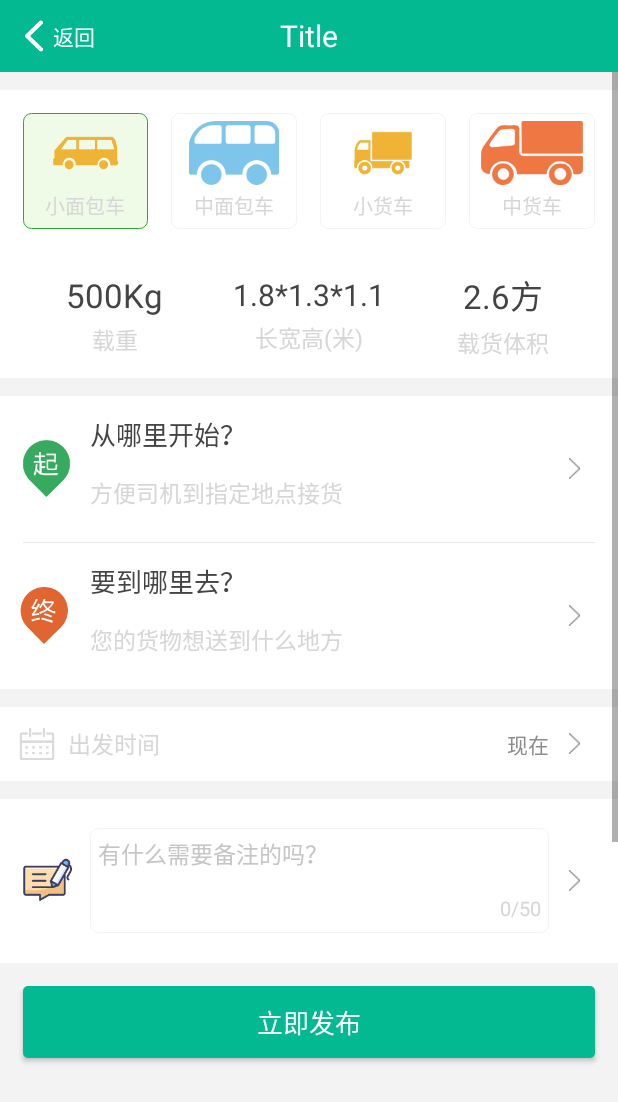
After one commit to chenbocqu/EasyerFarmer, an Android app: the layout activity_trans_publish.xml on its own in the app's theme, with its tools: preview values and no code run, on a phone screen of 412 x 824 dp. The commit adds this screen. Shown: the top 1102 px of the screen. Run offline under Robolectric (Android 15) with nearby library versions, the phone set to English and light mode, and no system bars.

Commit message:
发布货运

```diff
--- a/app/src/main/AndroidManifest.xml
+++ b/app/src/main/AndroidManifest.xml
@@ -153,6 +153,10 @@
             android:name=".ui.homepage.PublishActivity"
             android:screenOrientation="portrait" />
 
+        <activity
+            android:name=".ui.homepage.TransPublishActivity"
+            android:screenOrientation="portrait" />
+
         <!-- 设置环信应用的AppKey -->
         <meta-data
             android:name="EASEMOB_APPKEY"
--- a/app/src/main/java/com/cqu/stuexpress/ui/homepage/HomepageFragment.java
+++ b/app/src/main/java/com/cqu/stuexpress/ui/homepage/HomepageFragment.java
@@ -125,15 +125,19 @@ public class HomepageFragment extends FragmentWithOnResume implements View.OnCli
     @Override
     public void onClick(View v) {
         switch (v.getId()) {
+
             case R.id.ll_express_take:
                 myTool.startActivity(PublishActivity.class);
                 break;
+
             case R.id.ll_other_task:
                 myTool.startActivity(OtherTaskActivity.class);
                 break;
+
             case R.id.ll_send:
-                myTool.startActivity(ExpressSendActivity.class);
+                myTool.startActivity(TransPublishActivity.class);
                 break;
+
             case R.id.ll_return:
                 myTool.startActivity(BookReturnActivity.class);
                 break;
--- /dev/null
+++ b/app/src/main/java/com/cqu/stuexpress/ui/homepage/TransPublishActivity.java
@@ -0,0 +1,110 @@
+package com.cqu.stuexpress.ui.homepage;
+
+
+import android.content.Intent;
+import android.view.View;
+import android.widget.EditText;
+import android.widget.TextView;
+
+import com.cqu.stuexpress.R;
+import com.cqu.stuexpress.ui.base.TitleBarActivity;
+import com.cqu.stuexpress.utils.TextUtils;
+
+
+public class TransPublishActivity extends TitleBarActivity {
+
+    int llItemIds[] = {
+            R.id.ll_express_take,
+            R.id.ll_express_send,
+            R.id.ll_book_return,
+            R.id.ll_other_task,
+    };
+
+    String types[] = {
+            "小面包车", "中面包车", "小货车", "中货车"
+    };
+
+    String weights[] = {
+            "500公斤", "1吨", "1吨", "1.5吨"
+    };
+
+    String ckgs[] = {
+            "1.8*1.3*1.1", "2.7*1.4*1.2", "2.7*1.5*1.7", "4.2*1.8*1.8"
+    };
+    String volumes[] = {
+            "2.6方", "4.5方", "6.9方", "13.6方"
+    };
+
+    String type = types[0];
+
+    @Override
+    public String getUITitle() {
+        return "发布货运";
+    }
+
+    @Override
+    protected int getContentView() {
+        return R.layout.activity_trans_publish;
+    }
+
+    EditText edtMark;
+    TextView tvCnt;
+    int maxLen = 50;
+
+    @Override
+    public void init() {
+        // 注册点击事件
+        for (int llItemId : llItemIds) registerClickListener(llItemId);
+
+        registerClickListener(R.id.rl_from);
+        registerClickListener(R.id.rl_to);
+        edtMark = (EditText) findViewById(R.id.edt_mark);
+        tvCnt = (TextView) findViewById(R.id.tv_cnt);
+
+        TextUtils.with(this).restrictTextLenth(edtMark, maxLen, "最长不超过" + maxLen + "个字。", tvCnt);
+    }
+
+    @Override
+    public void onClick(View v) {
+        super.onClick(v);
+
+        for (int i = 0; i < llItemIds.length; i++) {
+            if (v.getId() == llItemIds[i])
+                choose(i);
+        }
+    }
+
+    private void choose(int index) {
+        resetView();
+        selected(index);
+    }
+
+
+    // unselect all
+    void resetView() {
+        for (int index = 0; index < llItemIds.length; index++)
+            unSelectView(index);
+    }
+
+    void selected(int i) {
+
+        View v = findViewById(llItemIds[i]);
+
+        if (v == null) return;
+
+        v.setBackgroundResource(R.drawable.item_selected);
+
+        // 选择类型
+        type = types[i];
+
+        setText(R.id.tv_weight, weights[i]);
+        setText(R.id.tv_chang, ckgs[i]);
+        setText(R.id.tv_volume, volumes[i]);
+    }
+
+    void unSelectView(int i) {
+        View v = findViewById(llItemIds[i]);
+        if (v == null) return;
+        v.setBackgroundResource(R.drawable.item_unselected);
+    }
+}
--- /dev/null
+++ b/app/src/main/res/layout/activity_trans_publish.xml
@@ -0,0 +1,378 @@
+<?xml version="1.0" encoding="utf-8"?>
+<LinearLayout xmlns:android="http://schemas.android.com/apk/res/android"
+    android:layout_width="match_parent"
+    android:layout_height="match_parent"
+    android:background="@color/bg_gray"
+    android:orientation="vertical">
+
+    <include layout="@layout/titlebar" />
+
+    <ScrollView
+        android:layout_width="match_parent"
+        android:layout_height="match_parent">
+
+        <LinearLayout
+            android:layout_width="match_parent"
+            android:layout_height="match_parent"
+            android:orientation="vertical">
+
+            <!--调整高度为1/4-->
+            <LinearLayout
+                style="@style/MenuGroupWrapper"
+                android:layout_width="match_parent"
+                android:layout_height="108dp"
+                android:orientation="horizontal"
+                android:padding="@dimen/padding_normal">
+
+                <LinearLayout
+                    android:id="@+id/ll_express_take"
+                    android:layout_width="0dp"
+                    android:layout_height="match_parent"
+                    android:layout_weight="1"
+                    android:background="@drawable/item_selected"
+                    android:gravity="center"
+                    android:orientation="vertical"
+                    android:padding="@dimen/padding_small">
+
+                    <ImageView
+                        android:layout_width="match_parent"
+                        android:layout_height="0dp"
+                        android:layout_weight="1"
+                        android:src="@drawable/minibus_small" />
+
+                    <TextView
+                        style="@style/MyText.Small"
+                        android:layout_marginTop="@dimen/margin_small"
+                        android:text="小面包车" />
+
+                </LinearLayout>
+
+                <LinearLayout
+                    android:id="@+id/ll_express_send"
+                    android:layout_width="0dp"
+                    android:layout_height="match_parent"
+                    android:layout_marginLeft="@dimen/itemMargin"
+                    android:layout_weight="1"
+                    android:background="@drawable/item_unselected"
+                    android:gravity="center"
+                    android:orientation="vertical"
+                    android:padding="@dimen/padding_small">
+
+                    <ImageView
+                        android:layout_width="match_parent"
+                        android:layout_height="0dp"
+                        android:layout_weight="1"
+                        android:src="@drawable/minibus_big" />
+
+                    <TextView
+                        style="@style/MyText.Small"
+                        android:layout_marginTop="@dimen/margin_small"
+                        android:text="中面包车" />
+
+                </LinearLayout>
+
+                <LinearLayout
+                    android:id="@+id/ll_book_return"
+                    android:layout_width="0dp"
+                    android:layout_height="match_parent"
+                    android:layout_marginLeft="@dimen/itemMargin"
+                    android:layout_weight="1"
+                    android:background="@drawable/item_unselected"
+                    android:gravity="center"
+                    android:orientation="vertical"
+                    android:padding="@dimen/padding_small">
+
+                    <ImageView
+                        android:layout_width="match_parent"
+                        android:layout_height="0dp"
+                        android:layout_weight="1"
+                        android:src="@drawable/truck_small" />
+
+                    <TextView
+                        style="@style/MyText.Small"
+                        android:layout_marginTop="@dimen/margin_small"
+                        android:text="小货车" />
+
+                </LinearLayout>
+
+                <LinearLayout
+                    android:id="@+id/ll_other_task"
+                    android:layout_width="0dp"
+                    android:layout_height="match_parent"
+                    android:layout_marginLeft="@dimen/itemMargin"
+                    android:layout_weight="1"
+                    android:background="@drawable/item_unselected"
+                    android:gravity="center"
+                    android:orientation="vertical"
+                    android:padding="@dimen/padding_small">
+
+                    <ImageView
+                        android:layout_width="match_parent"
+                        android:layout_height="0dp"
+                        android:layout_weight="1"
+                        android:src="@drawable/truck_mid" />
+
+                    <TextView
+                        android:id="@+id/tv_other"
+                        style="@style/MyText.Small"
+                        android:layout_marginTop="@dimen/margin_small"
+                        android:text="中货车" />
+                </LinearLayout>
+            </LinearLayout>
+
+            <LinearLayout
+                style="@style/MenuWrapper"
+                android:orientation="horizontal">
+
+                <LinearLayout
+                    android:layout_width="0dp"
+                    android:layout_height="match_parent"
+                    android:layout_weight="1"
+                    android:gravity="center"
+                    android:orientation="vertical">
+
+                    <TextView
+                        android:id="@+id/tv_weight"
+                        style="@style/MyText.Large.Black"
+                        android:text="500Kg"
+                        android:textSize="22sp" />
+
+                    <TextView
+                        style="@style/MyText"
+                        android:layout_marginTop="@dimen/margin_small"
+                        android:text="载重" />
+
+                </LinearLayout>
+
+                <LinearLayout
+                    android:layout_width="0dp"
+                    android:layout_height="match_parent"
+                    android:layout_weight="1"
+                    android:gravity="center"
+                    android:orientation="vertical">
+
+                    <TextView
+                        android:id="@+id/tv_chang"
+                        style="@style/MyText.Large.Black"
+                        android:text="1.8*1.3*1.1"
+                        android:textSize="20sp" />
+
+                    <TextView
+                        style="@style/MyText"
+                        android:layout_marginTop="@dimen/margin_small"
+                        android:text="长宽高(米)" />
+
+                </LinearLayout>
+
+                <LinearLayout
+                    android:layout_width="0dp"
+                    android:layout_height="match_parent"
+                    android:layout_weight="1"
+                    android:gravity="center"
+                    android:orientation="vertical">
+
+                    <TextView
+                        android:id="@+id/tv_volume"
+                        style="@style/MyText.Large.Black"
+                        android:text="2.6方"
+                        android:textSize="22sp" />
+
+                    <TextView
+                        style="@style/MyText"
+                        android:layout_marginTop="@dimen/margin_small"
+                        android:text="载货体积" />
+
+                </LinearLayout>
+
+            </LinearLayout>
+
+            <LinearLayout style="@style/MenuGroupWrapper">
+
+                <RelativeLayout
+                    android:id="@+id/rl_from"
+                    style="@style/MenuWrapper">
+
+                    <ImageView
+                        android:id="@+id/iv_take_info"
+                        style="@style/Icon"
+                        android:layout_width="38dp"
+                        android:layout_height="38dp"
+                        android:src="@drawable/start_point" />
+
+
+                    <ImageView
+                        android:id="@+id/iv_takeinfo_arrow"
+                        style="@style/ArrowRight" />
+
+                    <LinearLayout
+                        android:layout_width="match_parent"
+                        android:layout_height="wrap_content"
+                        android:layout_centerVertical="true"
+                        android:layout_marginLeft="10dp"
+                        android:layout_marginRight="10dp"
+                        android:layout_toLeftOf="@id/iv_takeinfo_arrow"
+                        android:layout_toRightOf="@id/iv_take_info"
+                        android:orientation="vertical">
+
+                        <TextView
+                            android:id="@+id/tv_start_loc"
+                            style="@style/MyText.Large.Black"
+                            android:text="从哪里开始？" />
+
+                        <TextView
+                            android:id="@+id/tv_start_time"
+                            style="@style/MyText"
+                            android:layout_marginTop="5dp"
+                            android:ellipsize="end"
+                            android:gravity="center|left"
+                            android:lines="2"
+                            android:text="方便司机到指定地点接货" />
+                    </LinearLayout>
+
+
+                </RelativeLayout>
+
+                <View style="@style/SplitLine.WithMargin" />
+
+                <RelativeLayout
+                    android:id="@+id/rl_to"
+                    style="@style/MenuWrapper">
+
+                    <ImageView
+                        android:id="@+id/iv_dest"
+                        style="@style/Icon"
+                        android:layout_width="38dp"
+                        android:layout_height="38dp"
+                        android:src="@drawable/end_point" />
+
+                    <ImageView
+                        android:id="@+id/iv_dest_arrow"
+                        style="@style/ArrowRight" />
+
+                    <LinearLayout
+                        android:layout_width="match_parent"
+                        android:layout_height="wrap_content"
+                        android:layout_centerVertical="true"
+                        android:layout_marginLeft="10dp"
+                        android:layout_marginRight="10dp"
+                        android:layout_toLeftOf="@id/iv_dest_arrow"
+                        android:layout_toRightOf="@id/iv_dest"
+                        android:orientation="vertical">
+
+                        <TextView
+                            android:id="@+id/tv_to_loc"
+                            style="@style/MyText.Large.Black"
+                            android:text="要到哪里去？" />
+
+                        <TextView
+                            android:id="@+id/tv_to_time"
+                            style="@style/MyText"
+                            android:layout_marginTop="5dp"
+                            android:ellipsize="end"
+                            android:gravity="center|left"
+                            android:lines="2"
+                            android:text="您的货物想送到什么地方" />
+                    </LinearLayout>
+                </RelativeLayout>
+            </LinearLayout>
+
+            <RelativeLayout
+                android:id="@+id/rl_predict_time"
+                style="@style/MenuWrapper"
+                android:layout_marginTop="@dimen/menuMargin">
+
+                <ImageView
+                    android:id="@+id/iv_comquestion"
+                    style="@style/Menu_Icon.Left"
+                    android:src="@drawable/date" />
+
+                <ImageView
+                    android:id="@+id/iv_time_arrow"
+                    style="@style/ArrowRight" />
+
+                <TextView
+                    style="@style/MenuText"
+                    android:layout_toRightOf="@id/iv_comquestion"
+                    android:text="出发时间" />
+
+                <TextView
+                    android:id="@+id/tv_time"
+                    style="@style/MyText"
+                    android:layout_marginLeft="10dp"
+                    android:layout_marginRight="10dp"
+                    android:layout_toLeftOf="@id/iv_time_arrow"
+                    android:gravity="right"
+                    android:text="现在"
+                    android:textColor="@color/text_gray"
+                    android:textSize="14sp" />
+
+            </RelativeLayout>
+
+            <RelativeLayout
+                android:id="@+id/rl_mark"
+                style="@style/MenuWrapper"
+                android:layout_marginTop="@dimen/menuMargin">
+
+                <ImageView
+                    android:id="@+id/iv_mark_info"
+                    style="@style/Icon"
+                    android:layout_width="38dp"
+                    android:layout_height="38dp"
+                    android:src="@drawable/mark" />
+
+                <ImageView
+                    android:id="@+id/iv_mark_arrow"
+                    style="@style/ArrowRight" />
+
+                <RelativeLayout
+                    style="@style/MyText"
+                    android:layout_height="85dp"
+                    android:layout_toLeftOf="@id/iv_mark_arrow"
+                    android:layout_toRightOf="@id/iv_mark_info">
+
+                    <EditText
+                        android:id="@+id/edt_mark"
+                        style="@style/MyText"
+                        android:layout_width="match_parent"
+                        android:layout_marginLeft="10dp"
+                        android:layout_marginRight="10dp"
+                        android:layout_marginTop="5dp"
+                        android:background="@drawable/item_unselected"
+                        android:ellipsize="end"
+                        android:gravity="top"
+                        android:hint="有什么需要备注的吗？"
+                        android:lines="3"
+                        android:padding="5dp" />
+
+                    <TextView
+                        android:id="@+id/tv_cnt"
+                        style="@style/MyText.Small"
+                        android:layout_alignParentBottom="true"
+                        android:layout_alignParentRight="true"
+                        android:layout_centerVertical="false"
+                        android:layout_marginBottom="15dp"
+                        android:layout_marginRight="15dp"
+                        android:text="0/50" />
+
+                </RelativeLayout>
+
+            </RelativeLayout>
+
+            <Button
+                android:id="@+id/btn_publish"
+                style="@style/MyText.Large"
+                android:layout_width="match_parent"
+                android:layout_height="wrap_content"
+                android:layout_margin="15dp"
+                android:background="@drawable/roundbtn_bg"
+                android:text="立即发布"
+                android:textColor="@color/white" />
+
+            <View
+                android:layout_width="match_parent"
+                android:layout_height="500dp" />
+
+        </LinearLayout>
+    </ScrollView>
+
+</LinearLayout>
--- a/app/src/main/res/values/dimens.xml
+++ b/app/src/main/res/values/dimens.xml
@@ -56,5 +56,8 @@
     <dimen name="margin_small">3dp</dimen>
     <dimen name="item_padding">15dp</dimen>
 
+    <dimen name="padding_normal">15dp</dimen>
+    <dimen name="padding_tiny">2dp</dimen>
+    <dimen name="padding_small">5dp</dimen>
 
 </resources>
```
Also changed, not shown: app/src/main/res/drawable-hdpi/end_point.png (added), app/src/main/res/drawable-hdpi/mark.png (added), app/src/main/res/drawable-hdpi/minibus_big.png (added), app/src/main/res/drawable-hdpi/minibus_small.png (added), app/src/main/res/drawable-hdpi/start_point.png (added), app/src/main/res/drawable-hdpi/truck_mid.png (added), app/src/main/res/drawable-hdpi/truck_small.png (added), 1 other file.
